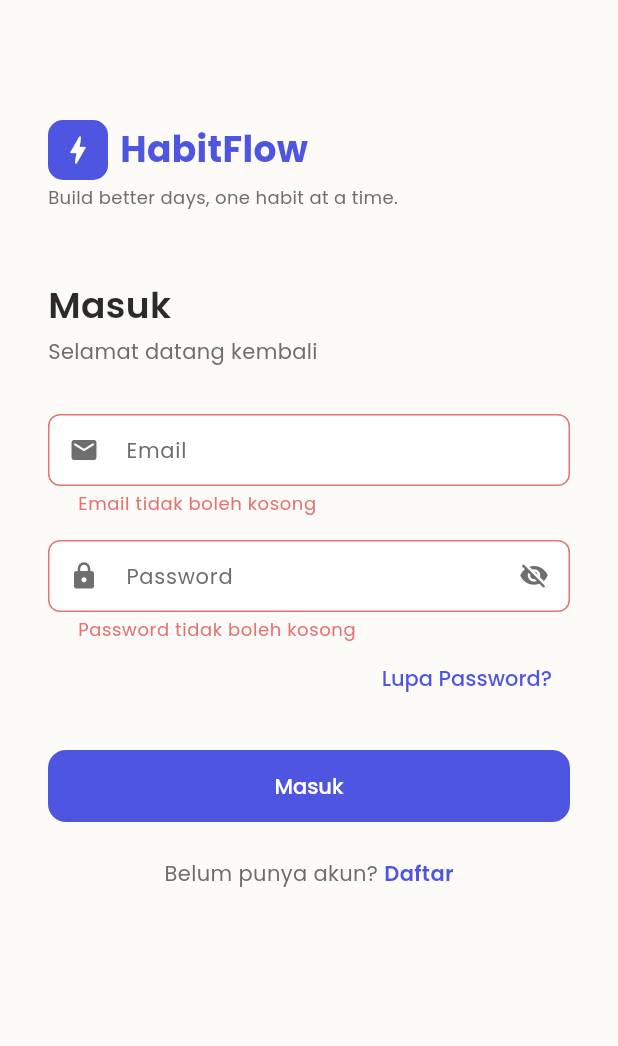
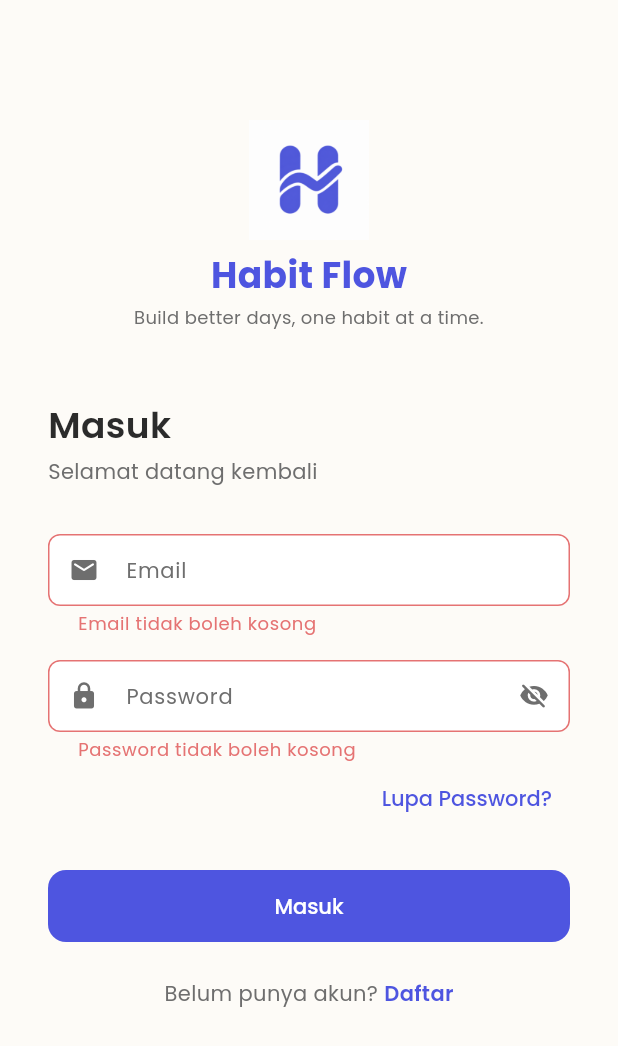
Before and after one commit to faridhkm19/habitflow, a Flutter app: the screen it shows after launch, after a tap on "Masuk", on a phone screen of 412 x 824 dp. Shown: the top 1046 px of the screen. Run offline on Flutter 3.47's test engine with Material 3 defaults, Android fonts, the phone set to English and light mode, and no system bars; our stand-ins replace equatable, flutter_dotenv, flutter_local_notifications, flutter_riverpod, flutter_timezone, go_router and 5 more; accounts and stored records are empty.

Commit message:
feat: integrate new app logo & update branding
- Added custom Habit Flow logo to assets/images/app_logo.png
- Replaced default bolt icons with the new logo in SplashScreen and AuthHeader
- Renamed app label to Habit Flow in AndroidManifest.xml and iOS Info.plist
- Generated and applied new launcher icons using flutter_launcher_icons
fix(auth): resolve onboarding infinite loop for existing users
- Handled race condition between router and database fetch by introducing onboardingOverrideProvider
- Synchronously set onboarding state in memory during signIn/signUp so users are correctly routed to Home or Onboarding without waiting for DB updates
- Added fallback DB update is_onboarded = true upon successful sign-in
fix(profile): resolve 'Data tidak ditemukan' error on profile page
- Fixed Supabase v2 query bug in ProfileRemoteDataSourceImpl where calling .count on an integer result caused a crash, preventing profile data from loading
style(profile): redesign About App dialog
- Replaced the default meditation icon with the new app logo
- Improved the layout, colors, and typography for a cleaner look
- Added a list of key features with descriptive icons
- Implemented a modern full-width close button

```diff
--- a/habitflow/analysis_options.yaml
+++ b/habitflow/analysis_options.yaml
@@ -7,6 +7,11 @@
 
 # The following line activates a set of recommended lints for Flutter apps,
 # packages, and plugins designed to encourage good coding practices.
+analyzer:
+  exclude:
+    - build/**
+    - android/**
+    - ios/**
 include: package:flutter_lints/flutter.yaml
 
 linter:
--- a/habitflow/lib/features/auth/presentation/screens/splash_screen.dart
+++ b/habitflow/lib/features/auth/presentation/screens/splash_screen.dart
@@ -17,22 +17,14 @@ class SplashScreen extends StatelessWidget {
         child: Column(
           mainAxisAlignment: MainAxisAlignment.center,
           children: [
-            Container(
+            Image.asset(
+              'assets/images/app_logo.png',
               width: 72,
               height: 72,
-              decoration: BoxDecoration(
-                color: AppColors.primary,
-                borderRadius: BorderRadius.circular(20),
-              ),
-              child: const Icon(
-                Icons.bolt_rounded,
-                color: Colors.white,
-                size: 40,
-              ),
             ),
             const SizedBox(height: AppSpacing.md),
             Text(
-              'HabitFlow',
+              'Habit Flow',
               style: AppTextStyles.h1.copyWith(
                 color: AppColors.primary,
                 fontWeight: FontWeight.w700,
--- a/habitflow/lib/features/auth/presentation/widgets/auth_widgets.dart
+++ b/habitflow/lib/features/auth/presentation/widgets/auth_widgets.dart
@@ -10,33 +10,23 @@ class AuthHeader extends StatelessWidget {
 
   @override
   Widget build(BuildContext context) {
-    return Column(
-      crossAxisAlignment: CrossAxisAlignment.start,
+    return SizedBox(
+      width: double.infinity,
+      child: Column(
+        crossAxisAlignment: CrossAxisAlignment.center,
         children: [
-        Row(
-          children: [
-            Container(
-              width: 40,
-              height: 40,
-              decoration: BoxDecoration(
-                color: AppColors.primary,
-                borderRadius: BorderRadius.circular(10),
+          Image.asset(
+            'assets/images/app_logo.png',
+            width: 80,
+            height: 80,
           ),
-              child: const Icon(
-                Icons.bolt_rounded,
-                color: Colors.white,
-                size: 24,
-              ),
-            ),
-            const SizedBox(width: AppSpacing.sm),
+          const SizedBox(height: AppSpacing.sm),
           Text(
-              'HabitFlow',
+            'Habit Flow',
             style: AppTextStyles.h1.copyWith(
               color: AppColors.primary,
               fontWeight: FontWeight.w700,
             ),
-            ),
-          ],
           ),
           const SizedBox(height: AppSpacing.xs),
           Text(
@@ -44,8 +34,10 @@ class AuthHeader extends StatelessWidget {
             style: AppTextStyles.bodySmall.copyWith(
               color: AppColors.textSecondary,
             ),
+            textAlign: TextAlign.center,
           ),
         ],
+      ),
     );
   }
 }
--- a/habitflow/lib/features/profile/presentation/providers/profile_provider.dart
+++ b/habitflow/lib/features/profile/presentation/providers/profile_provider.dart
@@ -46,7 +46,14 @@ final updateThemePreferenceUseCaseProvider =
     });
 
 /// Membaca status is_onboarded dari tabel profiles untuk user yang sedang login.
+/// Jika ada override in-memory (set saat signIn/signUp), override digunakan
+/// langsung tanpa DB fetch — mencegah race condition.
 final isOnboardedProvider = FutureProvider<bool?>((ref) async {
+  // 1. Cek override in-memory terlebih dahulu (set oleh AuthNotifier)
+  final override = ref.watch(onboardingOverrideProvider);
+  if (override != null) return override;
+
+  // 2. Fallback: baca dari DB (cold start / setelah logout)
   final authAsync = ref.watch(authStateProvider);
   final user = authAsync.valueOrNull;
 
@@ -78,6 +85,7 @@ final profileDataProvider = FutureProvider<ProfileEntity?>((ref) async {
   if (result.isOk) {
     return result.valueOrNull;
   }
+  print('Error fetching profile: ${result.failureOrNull?.message}');
   return null;
 });
 
```
Also changed, not shown: habitflow/lib/features/auth/data/datasources/auth_remote_datasource.dart (+11 -0 lines), habitflow/lib/features/auth/presentation/providers/auth_provider.dart (+18 -0 lines), habitflow/lib/features/profile/data/datasources/profile_remote_datasource.dart (+3 -4 lines), habitflow/lib/features/profile/presentation/screens/profile_screen.dart (+103 -62 lines), habitflow/pubspec.yaml (+8 -0 lines), habitflow/assets/images/app_logo.png (added), habitflow/pubspec.lock, 29 other files. Lines whose indentation alone changed are shown as unchanged.
